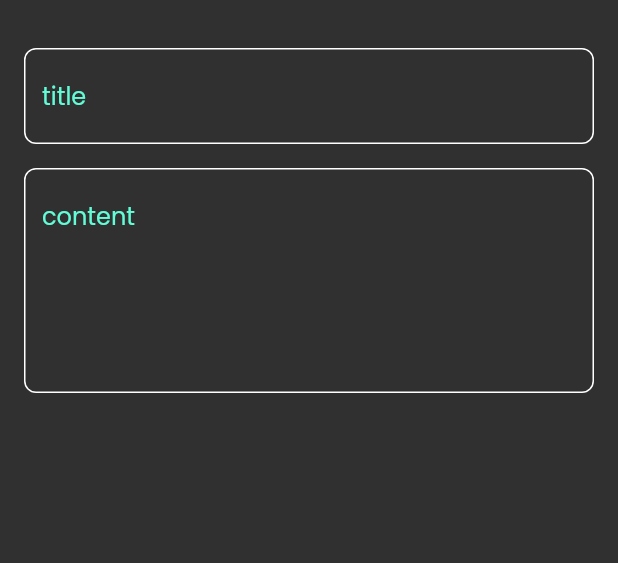
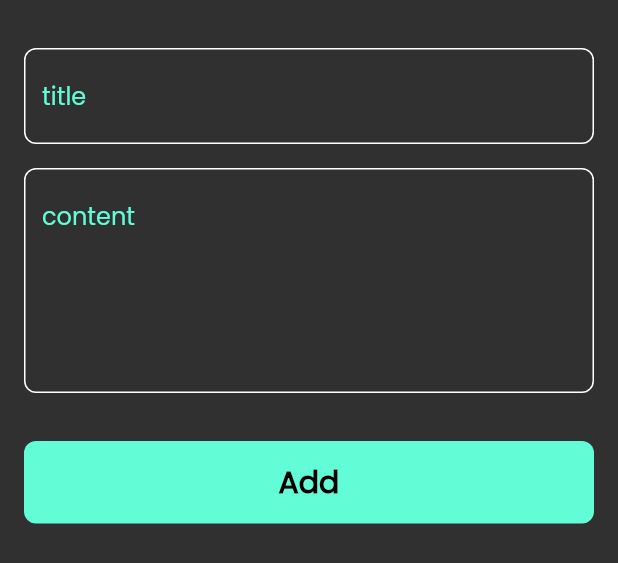
Before and after one commit to Sherlock-holmes1029/note-app, a Flutter app: the AddNoteBottomSheet widget shown alone on an empty page, opened directly, on a phone screen of 412 x 824 dp. Shown: the top 563 px of the screen. Run offline on Flutter 3.47's test engine with Material 2 defaults, Android fonts, the light colour scheme and no system bars; our stand-ins replace font_awesome_flutter.

Commit message:
bottom sheet
almost finished it but need some understanding about what can single scroll view can do and how to work with it

```diff
--- a/lib/view/widgets/addNoteBottomSheet.dart
+++ b/lib/view/widgets/addNoteBottomSheet.dart
@@ -1,4 +1,5 @@
 import 'package:flutter/material.dart';
+import 'package:note_app_second_try/view/widgets/constants.dart';
 import 'package:note_app_second_try/view/widgets/customTextField.dart';
 
 
@@ -11,7 +12,8 @@ class AddNoteBottomSheet extends StatelessWidget {
       padding: const EdgeInsets.symmetric(
         horizontal: 16
       ),
-      child:  Column(
+      child:  SingleChildScrollView(
+        child: Column(
           children: const [
             SizedBox(
               height: 32,
@@ -25,9 +27,40 @@ class AddNoteBottomSheet extends StatelessWidget {
             customTextField(
                 hint: 'content',
                 maxLines: 5,
-          )
+            ),
+            SizedBox(
+              height:32,
+            ),
+            CustomButton(),
+            SizedBox(
+              height:16,
+            ),
           ],
+        ),
       ),
     );
   }
 }
+
+class CustomButton extends StatelessWidget {
+  const CustomButton({Key? key}) : super(key: key);
+
+  @override
+  Widget build(BuildContext context) {
+    return Container(
+      width: MediaQuery.of(context).size.width,
+      height: 55,
+      decoration: BoxDecoration(
+        color: PrimaryColor,
+        borderRadius: BorderRadius.circular(8)
+
+      ),
+      child: const Center(
+          child: Text('Add',style: TextStyle(
+            color: Colors.black,
+            fontSize: 20,
+            fontWeight: FontWeight.bold
+          ),)),
+    );
+  }
+}
```
Lines whose indentation alone changed are shown as unchanged.
